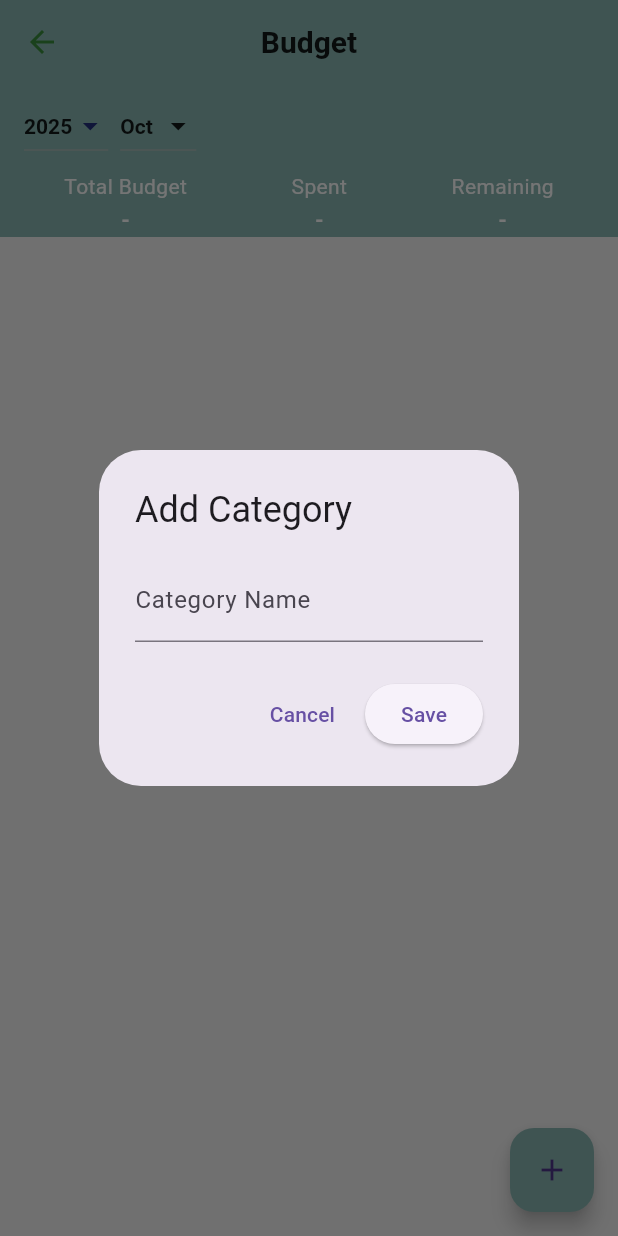
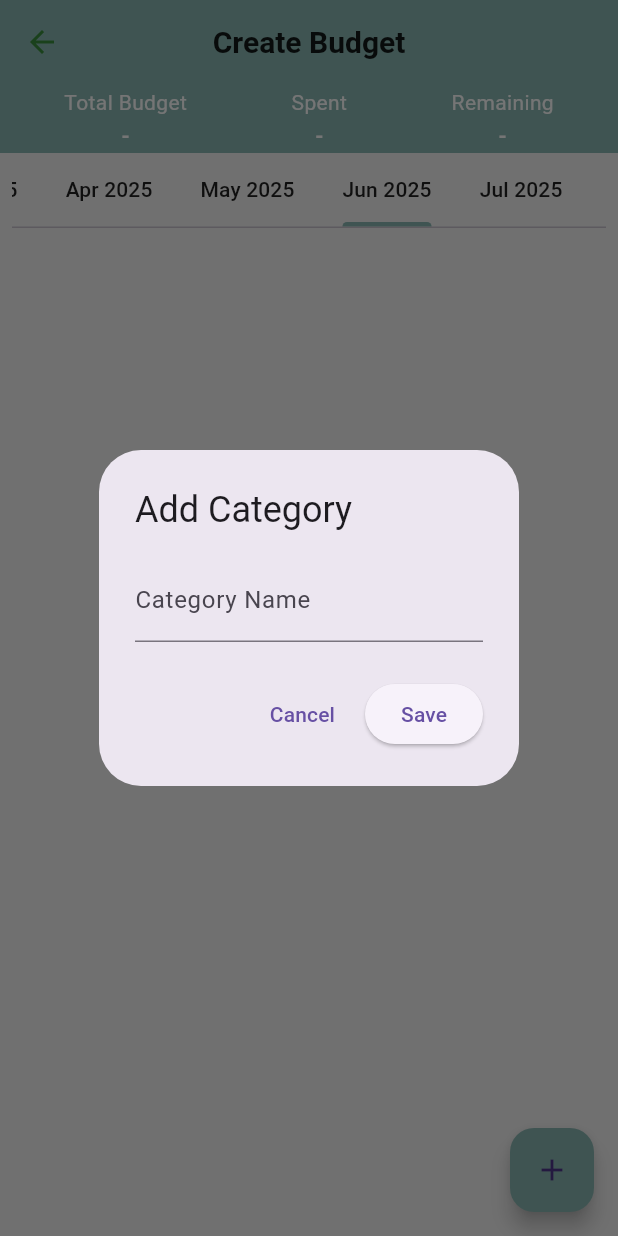
Before and after one commit to gauravsb14/budget-bee, a Flutter app: the BudgetScreen screen opened directly, after a tap on the "add" icon, on a phone screen of 412 x 824 dp. Run offline on Flutter 3.47's test engine with Material 3 defaults, Android fonts, the phone set to English and light mode, and no system bars; our stand-ins replace fl_chart, hive, hive_flutter; accounts and stored records are empty.

Commit message:
polished transaction and budget screen aligned to dashboard

```diff
--- a/lib/features/budget/screens/budget_screen.dart
+++ b/lib/features/budget/screens/budget_screen.dart
@@ -2,9 +2,9 @@ import 'package:flutter/material.dart';
 import 'package:hive_flutter/hive_flutter.dart';
 import '../../../models/category_model.dart';
 import '../../../models/subcategory_model.dart';
+import '../../../models/expense_model.dart';
 import '../widgets/category_tile.dart';
 import '../../shared/widgets/top_summary.dart';
-import '../../shared/widgets/top_bar.dart';
 
 class BudgetScreen extends StatefulWidget {
   const BudgetScreen({super.key});
@@ -13,21 +13,50 @@ class BudgetScreen extends StatefulWidget {
   State<BudgetScreen> createState() => _BudgetScreenState();
 }
 
-class _BudgetScreenState extends State<BudgetScreen> {
-  int selectedYear = DateTime.now().year;
-  int selectedMonth = DateTime.now().month;
+class _BudgetScreenState extends State<BudgetScreen>
+    with TickerProviderStateMixin {
+  late TabController _monthTabController;
+  List<DateTime> months = [];
+
+  @override
+  void initState() {
+    super.initState();
+    _generateMonths();
+
+    _monthTabController = TabController(length: months.length, vsync: this);
+    _monthTabController.index = months.length - 1; // current month selected
+    _monthTabController.addListener(() {
+      setState(() {}); // rebuild when month changes
+    });
+  }
+
+  void _generateMonths() {
+    final now = DateTime.now();
+    months = List.generate(
+      12,
+      (i) => DateTime(now.year, now.month - (11 - i), 1),
+    );
+  }
+
+  @override
+  void dispose() {
+    _monthTabController.dispose();
+    super.dispose();
+  }
 
   @override
   Widget build(BuildContext context) {
     final categoryBox = Hive.box<Category>('categories');
     final subBox = Hive.box<SubCategory>('subcategories');
+    final expenseBox = Hive.box<Expense>('expenses');
 
     return ValueListenableBuilder(
       valueListenable: categoryBox.listenable(),
       builder: (context, Box<Category> box, _) {
         final categories = box.values.toList();
+        final selectedMonthDate = months[_monthTabController.index];
 
-        // --- Calculate Top Summary for selected month/year ---
+        // --- Calculate Top Summary for selected month ---
         double totalBudget = 0;
         double totalSpent = 0;
 
@@ -36,14 +65,25 @@ class _BudgetScreenState extends State<BudgetScreen> {
               .where((s) => s.parentCategoryId == cat.id)
               .toList();
 
-          totalBudget += subs.fold(0, (sum, s) => sum + s.monthlyBudget);
-          totalSpent += subs.fold(0, (sum, s) => sum + s.spent);
+          for (var sub in subs) {
+            final subExpenses = expenseBox.values
+                .where(
+                  (e) =>
+                      e.subCategoryId == sub.id &&
+                      e.date.year == selectedMonthDate.year &&
+                      e.date.month == selectedMonthDate.month,
+                )
+                .toList();
+
+            totalBudget += sub.monthlyBudget;
+            totalSpent += subExpenses.fold(0, (sum, e) => sum + e.amount);
+          }
         }
 
         return Scaffold(
           appBar: AppBar(
             title: const Text(
-              "Budget",
+              "Create Budget",
               style: TextStyle(
                 fontWeight: FontWeight.bold,
                 color: Colors.black87,
@@ -51,7 +91,7 @@ class _BudgetScreenState extends State<BudgetScreen> {
             ),
             centerTitle: true,
             backgroundColor: const Color.fromARGB(255, 138, 184, 179),
-            elevation: 0, // flush with TopBar
+            elevation: 0,
           ),
           floatingActionButton: FloatingActionButton(
             onPressed: () => _showAddCategoryDialog(context),
@@ -60,47 +100,47 @@ class _BudgetScreenState extends State<BudgetScreen> {
           ),
           body: Column(
             children: [
-              // --- TopBar for Year/Month selection ---
-              Container(
-                color: const Color.fromARGB(255, 138, 184, 179),
-                padding: const EdgeInsets.symmetric(
-                  // vertical: 8,
-                  horizontal: 12,
-                ),
-                child: TopBar(
-                  selectedYear: selectedYear,
-                  selectedMonth: selectedMonth,
-                  onYearChanged: (year) {
-                    setState(() => selectedYear = year);
-                  },
-                  onMonthChanged: (month) {
-                    setState(() => selectedMonth = month);
-                  },
-                ),
-              ),
-
               // --- Top Summary ---
               Container(
                 color: const Color.fromARGB(255, 138, 184, 179),
-                // padding: const EdgeInsets.symmetric(vertical: 8),
                 child: TopSummary(
                   totalBudget: totalBudget,
                   totalSpent: totalSpent,
-                  month: selectedMonth,
-                  year: selectedYear,
+                  month: selectedMonthDate.month,
+                  year: selectedMonthDate.year,
                   textColor: Colors.white,
                 ),
               ),
-
-              // const SizedBox(height: 8),
+              // --- Month Tabs ---
+              Container(
+                height: 50,
+                padding: const EdgeInsets.symmetric(horizontal: 8),
+                child: TabBar(
+                  controller: _monthTabController,
+                  isScrollable: true,
+                  indicatorColor: const Color.fromARGB(255, 138, 184, 179),
+                  labelColor: Colors.black87,
+                  unselectedLabelColor: Colors.black87,
+                  indicatorSize: TabBarIndicatorSize.label,
+                  tabs: months
+                      .map(
+                        (m) => Tab(
+                          child: Text(
+                            "${_monthName(m.month)} ${m.year}",
+                            style: const TextStyle(fontSize: 14),
+                          ),
+                        ),
+                      )
+                      .toList(),
+                ),
+              ),
 
               // --- Category Tiles ---
               Expanded(
                 child: ListView.builder(
                   itemCount: categories.length,
-                  itemBuilder: (context, index) {
-                    return CategoryTile(category: categories[index]);
-                  },
+                  itemBuilder: (context, index) =>
+                      CategoryTile(category: categories[index]),
                 ),
               ),
             ],
@@ -110,7 +150,24 @@ class _BudgetScreenState extends State<BudgetScreen> {
     );
   }
 
-  // --- Add Main Category ---
+  String _monthName(int month) {
+    const months = [
+      "Jan",
+      "Feb",
+      "Mar",
+      "Apr",
+      "May",
+      "Jun",
+      "Jul",
+      "Aug",
+      "Sep",
+      "Oct",
+      "Nov",
+      "Dec",
+    ];
+    return months[month - 1];
+  }
+
   void _showAddCategoryDialog(BuildContext context) {
     final nameController = TextEditingController();
     final categoryBox = Hive.box<Category>('categories');
--- a/lib/features/dashboard/widgets/expense_pie_chart.dart
+++ b/lib/features/dashboard/widgets/expense_pie_chart.dart
@@ -75,7 +75,7 @@ class ExpensePieChart extends StatelessWidget {
                   final index = data.keys.toList().indexOf(entry.key);
                   final percentage = total == 0
                       ? "0%"
-                      : ((entry.value / total) * 100).toStringAsFixed(1) + "%";
+                      : "${((entry.value / total) * 100).toStringAsFixed(1)}%";
 
                   return Padding(
                     padding: const EdgeInsets.symmetric(vertical: 4),
```
Also changed, not shown: lib/features/transactions/screens/transactions_screen.dart (+82 -32 lines).
